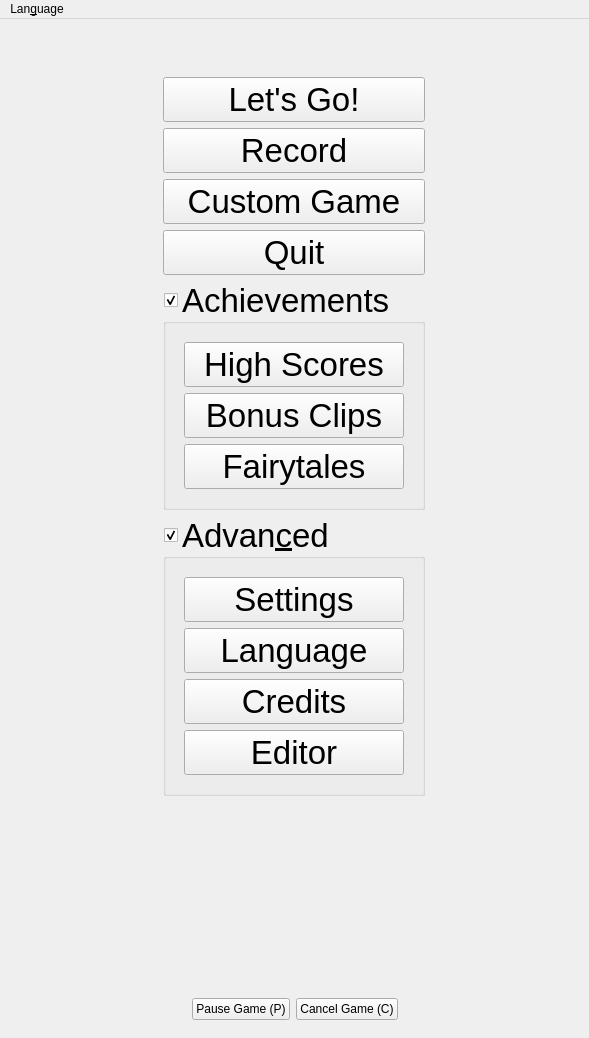
tdauth/gustavsfairyland, file ui/mainwindow.ui: the form before one commit.
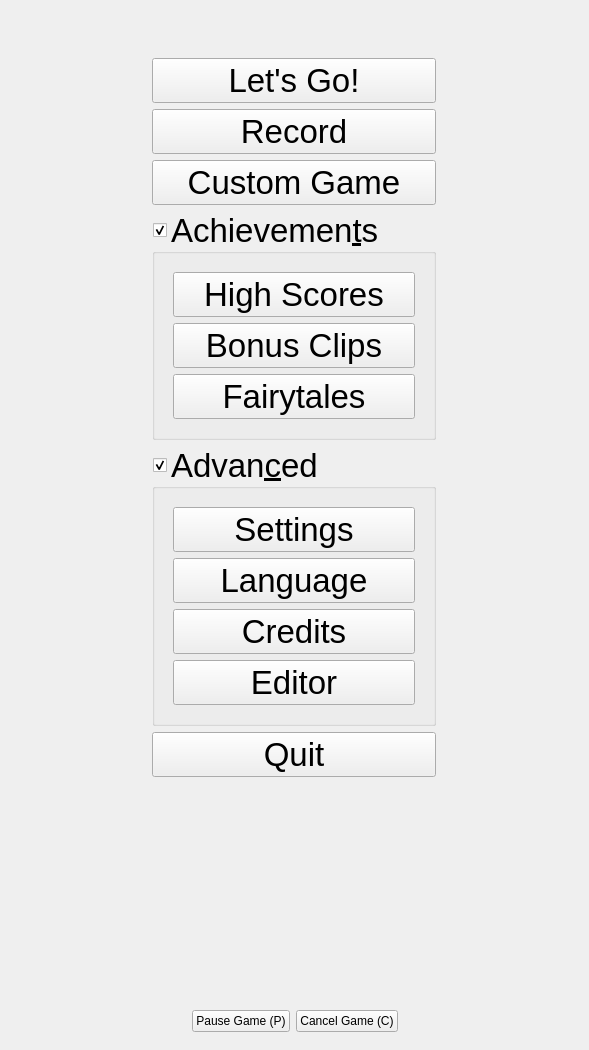
The form after the commit. Icons and pictures are not drawn.

Commit message: Initial locale dialog

The edit to the form file:
```diff
--- a/ui/mainwindow.ui
+++ b/ui/mainwindow.ui
@@ -7,7 +7,7 @@
     <x>0</x>
     <y>0</y>
     <width>589</width>
-    <height>1038</height>
+    <height>1050</height>
    </rect>
   </property>
   <property name="sizePolicy">
@@ -266,7 +266,7 @@
           </font>
          </property>
          <property name="title">
-          <string>Achievements</string>
+          <string>Achievemen&amp;ts</string>
          </property>
          <property name="checkable">
           <bool>true</bool>
@@ -353,7 +353,7 @@
          </layout>
         </widget>
        </item>
-       <item row="4" column="0">
+       <item row="8" column="0">
         <widget class="QPushButton" name="quitPushButton">
          <property name="sizePolicy">
           <sizepolicy hsizetype="Minimum" vsizetype="Fixed">
@@ -519,22 +519,6 @@
     </item>
    </layout>
   </widget>
-  <widget class="QMenuBar" name="menubar">
-   <property name="geometry">
-    <rect>
-     <x>0</x>
-     <y>0</y>
-     <width>589</width>
-     <height>27</height>
-    </rect>
-   </property>
-   <widget class="QMenu" name="menuLanguage">
-    <property name="title">
-     <string>Lan&amp;guage</string>
-    </property>
-   </widget>
-   <addaction name="menuLanguage"/>
-  </widget>
   <action name="actionNewGame">
    <property name="icon">
     <iconset resource="../oxygen-icons-png-master/oxygen.qrc">
```
The commit also changes 5 other files.
